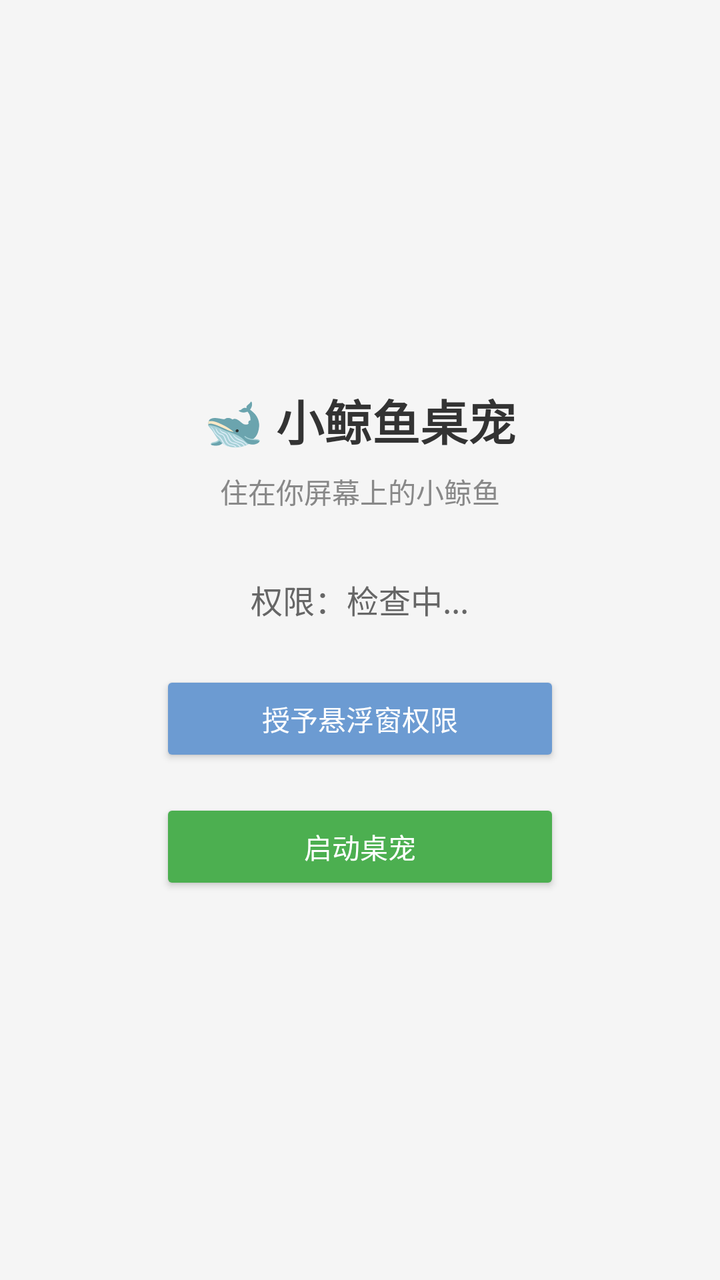
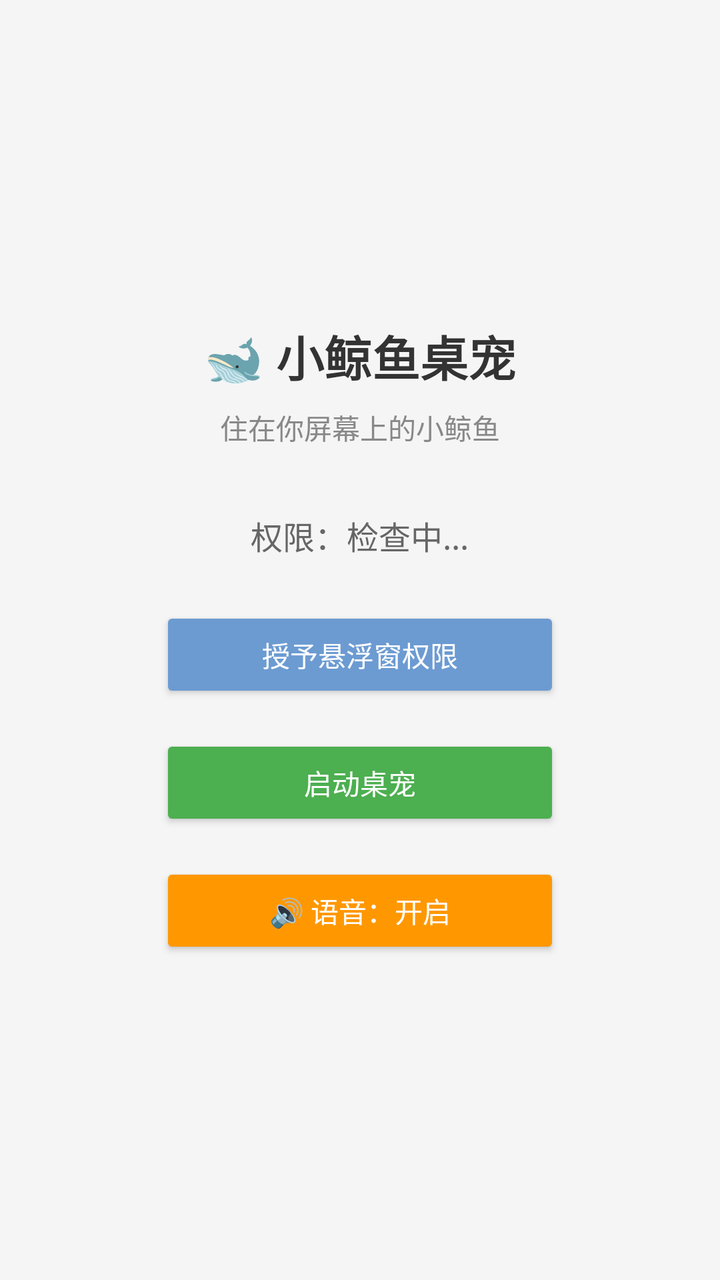

The first picture is an Android layout as it rendered before a commit; the second is the same layout after the commit. The layout source and the unified diff follow.
<!-- AndroidManifest.xml: activity theme Theme.PetOverlay -->
<!-- res/layout/activity_main.xml -->
<?xml version="1.0" encoding="utf-8"?>
<LinearLayout xmlns:android="http://schemas.android.com/apk/res/android"
    android:layout_width="match_parent"
    android:layout_height="match_parent"
    android:orientation="vertical"
    android:gravity="center"
    android:padding="32dp"
    android:background="#F5F5F5">

    <TextView
        android:layout_width="wrap_content"
        android:layout_height="wrap_content"
        android:text="🐋 小鲸鱼桌宠"
        android:textSize="24sp"
        android:textColor="#333333"
        android:textStyle="bold"
        android:layout_marginBottom="8dp"/>

    <TextView
        android:layout_width="wrap_content"
        android:layout_height="wrap_content"
        android:text="住在你屏幕上的小鲸鱼"
        android:textSize="14sp"
        android:textColor="#888888"
        android:layout_marginBottom="32dp"/>

    <TextView
        android:id="@+id/statusText"
        android:layout_width="wrap_content"
        android:layout_height="wrap_content"
        android:text="权限：检查中..."
        android:textSize="16sp"
        android:textColor="#666666"
        android:layout_marginBottom="24dp"/>

    <Button
        android:id="@+id/permBtn"
        android:layout_width="wrap_content"
        android:layout_height="48dp"
        android:text="授予悬浮窗权限"
        android:textSize="14sp"
        android:backgroundTint="#6C9BD2"
        android:textColor="#FFFFFF"
        android:layout_marginBottom="16dp"
        android:minWidth="200dp"/>

    <Button
        android:id="@+id/toggleBtn"
        android:layout_width="wrap_content"
        android:layout_height="48dp"
        android:text="启动桌宠"
        android:textSize="14sp"
        android:backgroundTint="#4CAF50"
        android:textColor="#FFFFFF"
        android:minWidth="200dp"/>

</LinearLayout>
<!-- resources referenced by this layout -->
<resources>
  <style name="Theme.PetOverlay" parent="Theme.AppCompat.Light.NoActionBar">
          <item name="colorPrimary">#6C9BD2</item>
          <item name="colorPrimaryDark">#5A8BC4</item>
          <item name="colorAccent">#B8D4F0</item>
          <item name="android:windowBackground">#F5F5F5</item>
      </style>
</resources>

<!-- the commit's change to res/layout/activity_main.xml (unified diff, before → after) -->
@@ -6,7 +6,6 @@
     android:gravity="center"
     android:padding="32dp"
     android:background="#F5F5F5">
-
     <TextView
         android:layout_width="wrap_content"
         android:layout_height="wrap_content"
@@ -15,7 +14,6 @@
         android:textColor="#333333"
         android:textStyle="bold"
         android:layout_marginBottom="8dp"/>
-
     <TextView
         android:layout_width="wrap_content"
         android:layout_height="wrap_content"
@@ -23,7 +21,6 @@
         android:textSize="14sp"
         android:textColor="#888888"
         android:layout_marginBottom="32dp"/>
-
     <TextView
         android:id="@+id/statusText"
         android:layout_width="wrap_content"
@@ -32,7 +29,6 @@
         android:textSize="16sp"
         android:textColor="#666666"
         android:layout_marginBottom="24dp"/>
-
     <Button
         android:id="@+id/permBtn"
         android:layout_width="wrap_content"
@@ -43,7 +39,6 @@
         android:textColor="#FFFFFF"
         android:layout_marginBottom="16dp"
         android:minWidth="200dp"/>
-
     <Button
         android:id="@+id/toggleBtn"
         android:layout_width="wrap_content"
@@ -52,6 +47,17 @@
         android:textSize="14sp"
         android:backgroundTint="#4CAF50"
         android:textColor="#FFFFFF"
+        android:minWidth="200dp"
+        android:layout_marginBottom="16dp"/>
+    <Button
+        android:id="@+id/soundToggleBtn"
+        android:layout_width="wrap_content"
+        android:layout_height="48dp"
+        android:text="🔊 语音：开启"
+        android:textSize="14sp"
+        android:backgroundTint="#FF9800"
+        android:textColor="#FFFFFF"
+        android:minWidth="200dp"/>
         android:minWidth="200dp"/>
 
 </LinearLayout>
